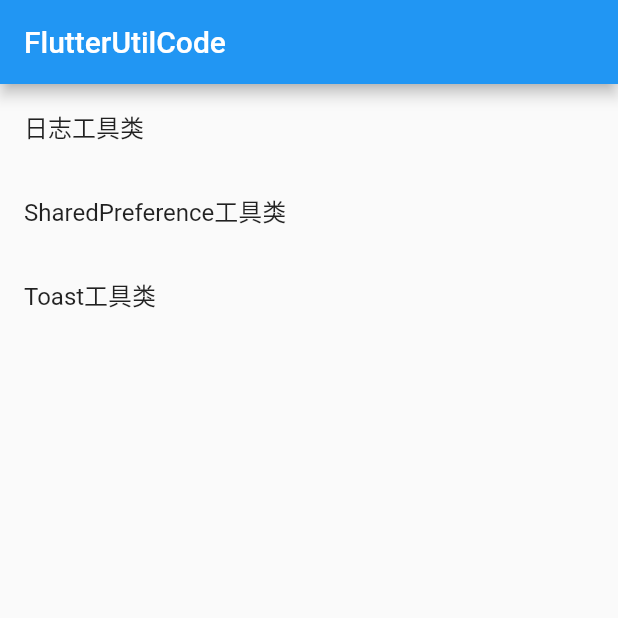
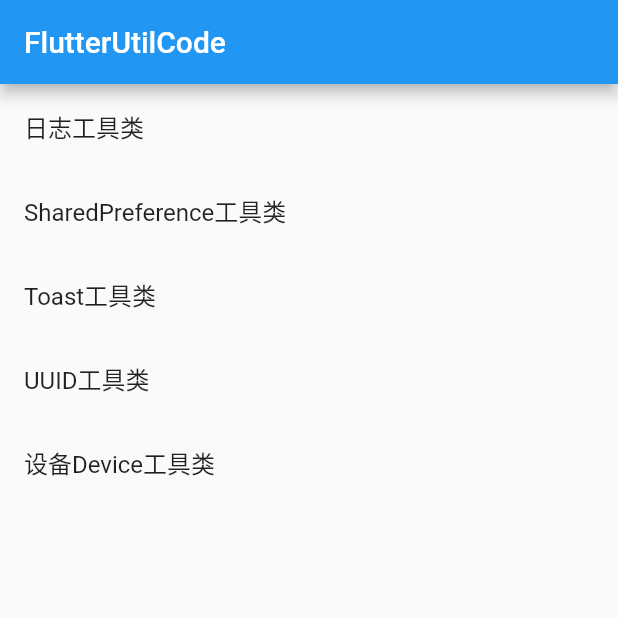
Before and after one commit to Fitem/flutter_util_code, a Flutter app: the screen it shows after launch, on a phone screen of 412 x 824 dp, the top half of it. Run offline on Flutter 3.47's test engine with Material 2 defaults, Android fonts, the phone set to English and light mode, and no system bars; our stand-ins replace device_info_plus, fluttertoast, get, shared_preferences; missing offline and left inert: android_id.

```diff
--- a/example/lib/function/home_page.dart
+++ b/example/lib/function/home_page.dart
@@ -5,7 +5,15 @@ import 'package:get/get.dart';
 ///  Name: 首页
 ///  Created by Fitem on 2023/5/31
 class HomePage extends StatelessWidget {
-  const HomePage({super.key});
+  HomePage({super.key});
+
+  final Map<String, String> _routerMap = {
+    RouterName.log: '日志工具类',
+    RouterName.sharedPreference: 'SharedPreference工具类',
+    RouterName.toast: 'Toast工具类',
+    RouterName.uuid: 'UUID工具类',
+    RouterName.device: '设备Device工具类',
+  };
 
   @override
   Widget build(BuildContext context) {
@@ -13,27 +21,16 @@ class HomePage extends StatelessWidget {
       appBar: AppBar(
         title: const Text('FlutterUtilCode'),
       ),
-      body: ListView(
-        children: [
-          ListTile(
-            title: const Text('日志工具类'),
+      body: ListView.builder(
+        itemCount: _routerMap.length,
+        itemBuilder: (_, index) {
+          return ListTile(
+            title: Text(_routerMap.values.elementAt(index)),
             onTap: () {
-              Get.toNamed(RouterName.log);
+              Get.toNamed(_routerMap.keys.elementAt(index));
             },
-          ),
-          ListTile(
-            title: const Text('SharedPreference工具类'),
-            onTap: () {
-              Get.toNamed(RouterName.sharedPreference);
-            },
-          ),
-          ListTile(
-            title: const Text('Toast工具类'),
-            onTap: () {
-              Get.toNamed(RouterName.toast);
-            },
-          ),
-        ],
+          );
+        },
       ),
     );
   }
--- a/example/lib/router/router_name.dart
+++ b/example/lib/router/router_name.dart
@@ -9,4 +9,8 @@ class RouterName {
   static String sharedPreference = "/shared_preference";
   /// Toast工具类
   static String toast = "/toast";
+  /// UUID工具类
+  static String uuid = "/uuid";
+  /// 设备Device工具类
+  static String device = "/device";
 }
--- a/example/lib/router/router_page.dart
+++ b/example/lib/router/router_page.dart
@@ -1,7 +1,9 @@
+import 'package:flutter_util_code_example/function/device_page.dart';
 import 'package:flutter_util_code_example/function/home_page.dart';
 import 'package:flutter_util_code_example/function/log_page.dart';
 import 'package:flutter_util_code_example/function/shared_prefs/shared_prefs_page.dart';
 import 'package:flutter_util_code_example/function/toast_page.dart';
+import 'package:flutter_util_code_example/function/uuid_page.dart';
 import 'package:flutter_util_code_example/router/router_name.dart';
 import 'package:get/get.dart';
 
@@ -13,7 +15,7 @@ class RouterPage {
     /// 首页
     GetPage(
       name: RouterName.home,
-      page: () => const HomePage(),
+      page: () => HomePage(),
     ),
 
     /// 日志工具类页
@@ -32,6 +34,16 @@ class RouterPage {
     GetPage(
       name: RouterName.toast,
       page: () => const ToastPage(),
-    )
+    ),
+    /// UUID工具类页
+    GetPage(
+      name: RouterName.uuid,
+      page: () => const UuidPage(),
+    ),
+    /// 设备Device工具类页
+    GetPage(
+      name: RouterName.device,
+      page: () => const DevicePage(),
+    ),
   ];
 }
--- a/pubspec.yaml
+++ b/pubspec.yaml
@@ -16,6 +16,8 @@ dependencies:
   fluttertoast: ^8.2.2
   # 设备信息
   device_info_plus: ^9.0.2
+  # AndroidID
+  android_id: ^0.3.3
   # UUID
   uuid: ^3.0.7
 
```
Also changed, not shown: example/lib/function/device_page.dart (added, +12 -0 lines), example/lib/function/uuid_page.dart (added, +71 -0 lines), lib/device_utils.dart (+15 -4 lines), example/pubspec.lock, lib/constants/sp_constants.dart (renamed from lib/sp_constants.dart), pubspec.lock.
